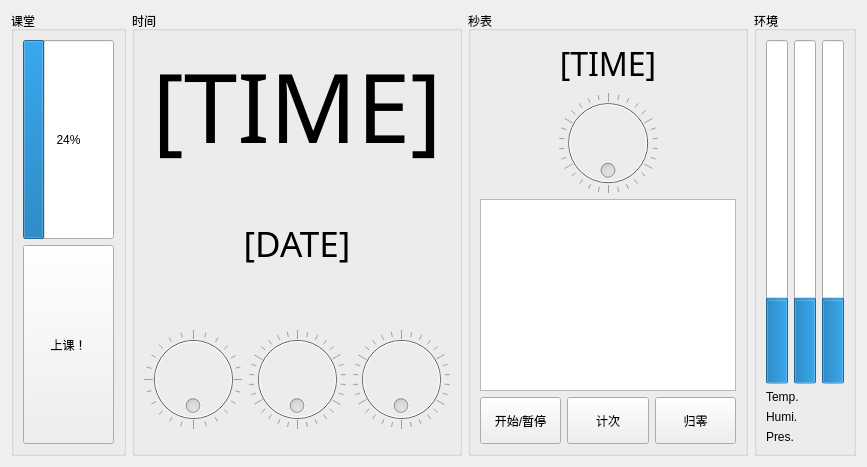
This is mainWindow.ui in aaaaPotato/TheWonderfulClock as Qt 5 draws it before an edit. The edited form follows.
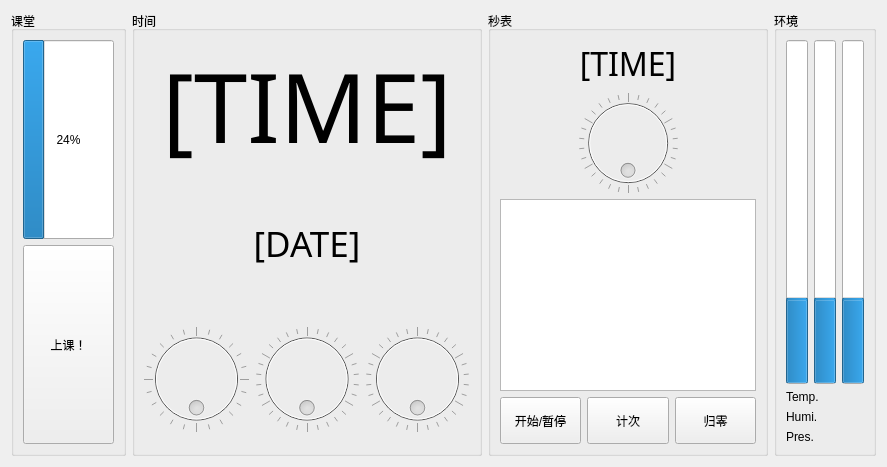
This is the edited form.

What changed in the file:
```diff
--- a/mainWindow.ui
+++ b/mainWindow.ui
@@ -9,7 +9,7 @@
    <rect>
     <x>0</x>
     <y>0</y>
-    <width>867</width>
+    <width>887</width>
     <height>467</height>
    </rect>
   </property>
@@ -290,6 +290,18 @@
           <property name="text">
            <string>开始/暂停</string>
           </property>
+          <property name="checkable">
+           <bool>true</bool>
+          </property>
+          <property name="checked">
+           <bool>false</bool>
+          </property>
+          <property name="autoRepeat">
+           <bool>false</bool>
+          </property>
+          <property name="autoExclusive">
+           <bool>true</bool>
+          </property>
          </widget>
         </item>
         <item>
```
Left out of the diff: 18 changed lines with no effect on the pictures.
